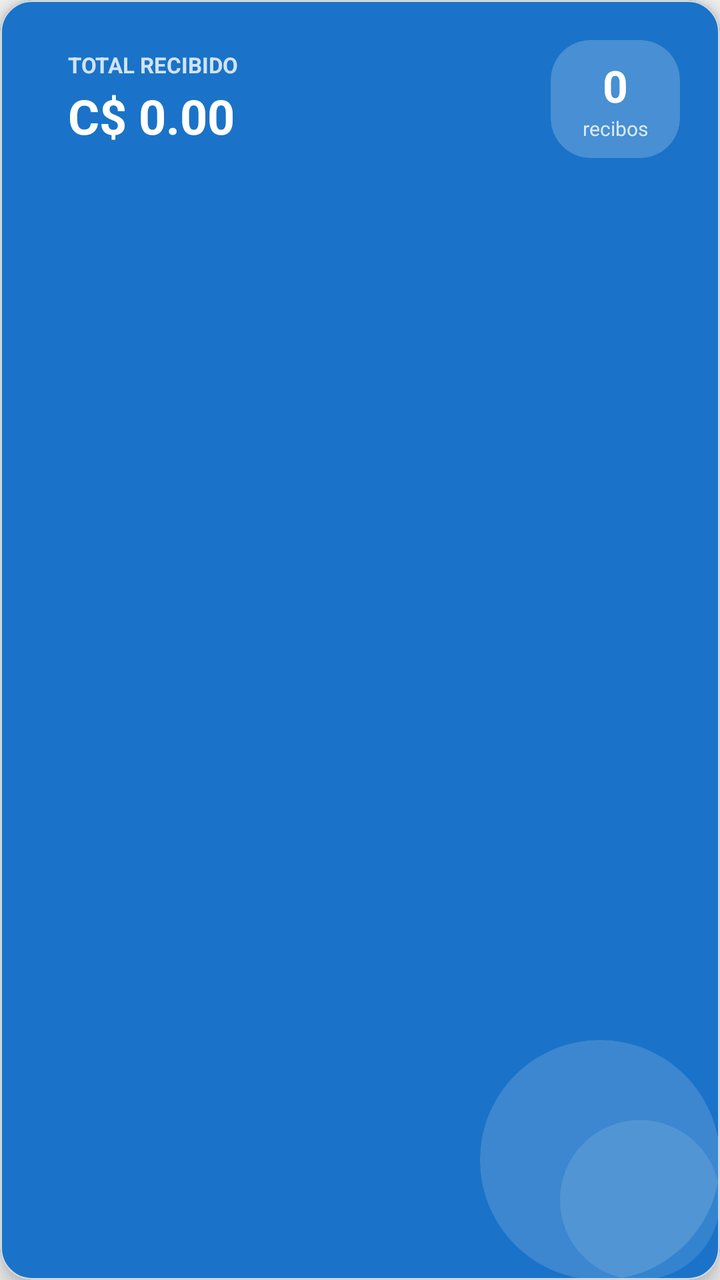
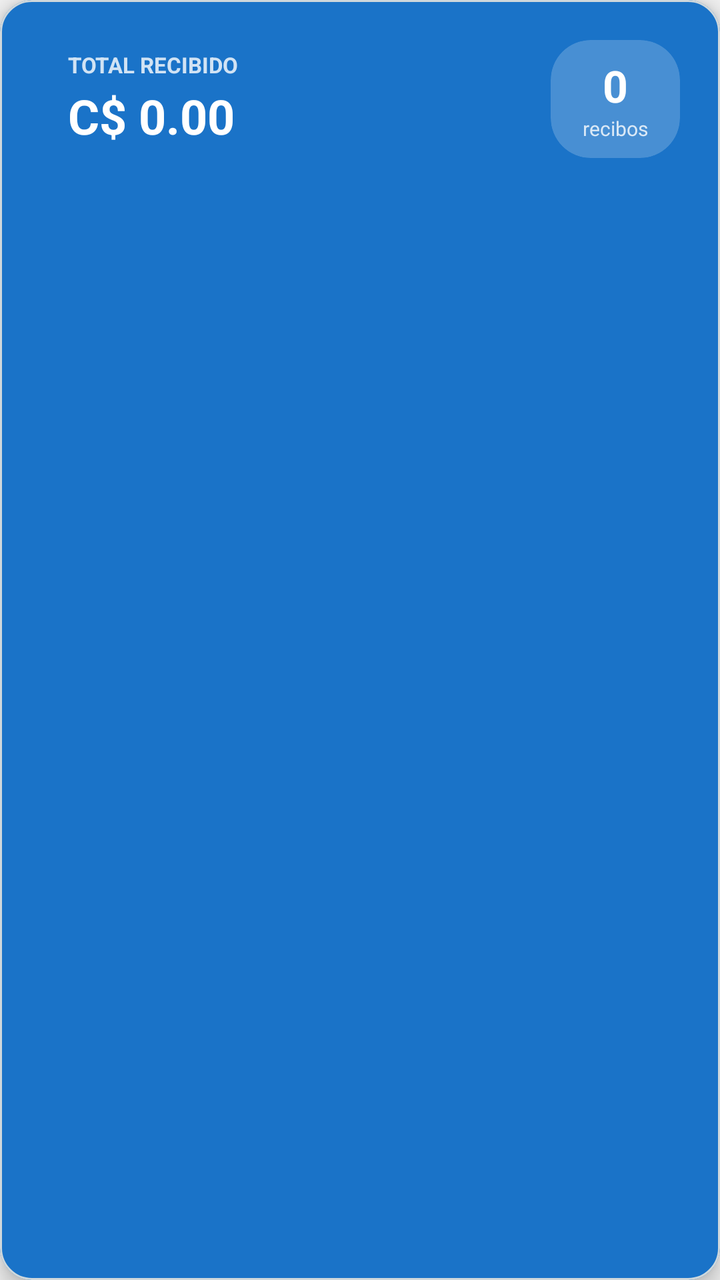

Before-and-after screenshots of an Android layout around one commit, followed by the original layout XML and the change that was made.
<!-- AndroidManifest.xml: application theme Theme.GMV -->
<!-- res/layout/layout_summary_banner.xml -->
<?xml version="1.0" encoding="utf-8"?>
<com.google.android.material.card.MaterialCardView xmlns:android="http://schemas.android.com/apk/res/android"
    xmlns:app="http://schemas.android.com/apk/res-auto"
    android:id="@+id/layout_summary_banner"
    android:layout_width="match_parent"
    android:layout_height="wrap_content"
    android:layout_marginHorizontal="16dp"
    android:layout_marginTop="16dp"
    android:layout_marginBottom="4dp"
    app:cardBackgroundColor="@color/brand_primary"
    app:cardCornerRadius="16dp"
    app:cardElevation="6dp">

    <View
        android:layout_width="120dp"
        android:layout_height="120dp"
        android:layout_gravity="end|bottom"
        android:background="@drawable/shape_circle_white"
        android:alpha="0.15" />

    <View
        android:layout_width="80dp"
        android:layout_height="80dp"
        android:layout_gravity="end|bottom"
        android:background="@drawable/shape_circle_white"
        android:alpha="0.12" />

    <LinearLayout
        android:layout_width="match_parent"
        android:layout_height="wrap_content"
        android:gravity="center_vertical"
        android:orientation="horizontal"
        android:padding="20dp">



        <LinearLayout
            android:layout_width="0dp"
            android:layout_height="wrap_content"
            android:layout_weight="1"
            android:layout_marginStart="14dp"
            android:orientation="vertical">

            <TextView
                android:layout_width="wrap_content"
                android:layout_height="wrap_content"
                android:text="Total Recibido"
                android:textColor="#CCFFFFFF"
                android:textSize="11sp"
                android:textStyle="bold"
                android:textAllCaps="true" />

            <TextView
                android:id="@+id/tvTotalAmount"
                android:layout_width="wrap_content"
                android:layout_height="wrap_content"
                android:text="C$ 0.00"
                android:textColor="@android:color/white"
                android:textSize="24sp"
                android:textStyle="bold"
                android:layout_marginTop="2dp" />
        </LinearLayout>

        <LinearLayout
            android:layout_width="wrap_content"
            android:layout_height="wrap_content"
            android:gravity="center"
            android:orientation="vertical">

            <com.google.android.material.card.MaterialCardView
                android:layout_width="wrap_content"
                android:layout_height="wrap_content"
                app:cardBackgroundColor="#33FFFFFF"
                app:cardCornerRadius="20dp"
                app:cardElevation="0dp"
                app:strokeWidth="0dp">

                <LinearLayout
                    android:layout_width="wrap_content"
                    android:layout_height="wrap_content"
                    android:gravity="center"
                    android:orientation="vertical"
                    android:paddingStart="16dp"
                    android:paddingEnd="16dp"
                    android:paddingTop="8dp"
                    android:paddingBottom="8dp">

                    <TextView
                        android:id="@+id/tvReceiptCount"
                        android:layout_width="wrap_content"
                        android:layout_height="wrap_content"
                        android:text="0"
                        android:textColor="@android:color/white"
                        android:textSize="22sp"
                        android:textStyle="bold" />

                    <TextView
                        android:layout_width="wrap_content"
                        android:layout_height="wrap_content"
                        android:text="recibos"
                        android:textColor="#CCFFFFFF"
                        android:textSize="10sp" />
                </LinearLayout>
            </com.google.android.material.card.MaterialCardView>
        </LinearLayout>
    </LinearLayout>
</com.google.android.material.card.MaterialCardView>
<!-- resources referenced by this layout -->
<resources>
  <color name="brand_primary">#1A73C8</color>
  <!-- drawable shape_circle_white (drawable) -->
  <?xml version="1.0" encoding="utf-8"?>
  <shape xmlns:android="http://schemas.android.com/apk/res/android" android:shape="oval">
      <solid android:color="#FFFFFF" />
  </shape>
  <style name="Theme.GMV" parent="Base.Theme.GMV" />
  <color name="primary">#337AB7</color>
  <color name="on_primary">#FFFFFF</color>
  <color name="primary_container">#D6E4F0</color>
  <color name="on_primary_container">#1A3A5C</color>
  <color name="secondary">#3A539B</color>
  <color name="on_secondary">#FFFFFF</color>
  <color name="secondary_container">#D6DCE8</color>
  <color name="on_secondary_container">#1C2A5C</color>
  <color name="tertiary">#7E57C2</color>
  <color name="on_tertiary">#FFFFFF</color>
  <color name="tertiary_container">#EDE7F6</color>
  <color name="on_tertiary_container">#311B92</color>
  <color name="error">#EF5350</color>
  <color name="on_error">#FFFFFF</color>
  <color name="error_container">#FFEBEE</color>
  <color name="on_error_container">#B71C1C</color>
  <color name="background">#F2F2F2</color>
  <color name="on_background">#000000</color>
  <color name="surface">#E7E7E7</color>
  <color name="on_surface">#000000</color>
  <color name="surface_variant">#D4D4D4</color>
  <color name="on_surface_variant">#535353</color>
  <color name="outline">#B0BEC5</color>
  <color name="outline_variant">#CFD8DC</color>
  <style name="TextAppearance.M3.DisplayMedium">
          <item name="android:textSize">45sp</item>
          <item name="android:letterSpacing">0</item>
          <item name="android:lineHeight">52sp</item>
          <item name="android:fontFamily">sans-serif</item>
      </style>
  <style name="TextAppearance.M3.DisplaySmall">
          <item name="android:textSize">36sp</item>
          <item name="android:letterSpacing">0</item>
          <item name="android:lineHeight">44sp</item>
          <item name="android:fontFamily">sans-serif</item>
      </style>
  <style name="TextAppearance.M3.HeadlineLarge">
          <item name="android:textSize">32sp</item>
          <item name="android:letterSpacing">0</item>
          <item name="android:lineHeight">40sp</item>
          <item name="android:fontFamily">sans-serif</item>
      </style>
  <style name="TextAppearance.M3.HeadlineMedium">
          <item name="android:textSize">28sp</item>
          <item name="android:letterSpacing">0</item>
          <item name="android:lineHeight">36sp</item>
          <item name="android:fontFamily">sans-serif</item>
      </style>
  <style name="TextAppearance.M3.HeadlineSmall">
          <item name="android:textSize">24sp</item>
          <item name="android:letterSpacing">0</item>
          <item name="android:lineHeight">32sp</item>
          <item name="android:fontFamily">sans-serif</item>
      </style>
  <style name="TextAppearance.M3.TitleLarge">
          <item name="android:textSize">22sp</item>
          <item name="android:letterSpacing">0</item>
          <item name="android:lineHeight">28sp</item>
          <item name="android:fontFamily">sans-serif</item>
      </style>
  <style name="TextAppearance.M3.BodyLarge">
          <item name="android:textSize">16sp</item>
          <item name="android:letterSpacing">0.5</item>
          <item name="android:lineHeight">24sp</item>
          <item name="android:fontFamily">sans-serif</item>
      </style>
  <style name="TextAppearance.M3.BodyMedium">
          <item name="android:textSize">14sp</item>
          <item name="android:letterSpacing">0.25</item>
          <item name="android:lineHeight">20sp</item>
          <item name="android:fontFamily">sans-serif</item>
      </style>
  <style name="TextAppearance.M3.BodySmall">
          <item name="android:textSize">12sp</item>
          <item name="android:letterSpacing">0.4</item>
          <item name="android:lineHeight">16sp</item>
          <item name="android:fontFamily">sans-serif</item>
      </style>
  <color name="colorUmkPrimaryDark">#003044</color>
  <!-- unchanged entries left out for length: 7 -->
</resources>

<!-- the commit's change to res/layout/layout_summary_banner.xml (unified diff, before → after) -->
@@ -11,19 +11,6 @@
     app:cardCornerRadius="16dp"
     app:cardElevation="6dp">
 
-    <View
-        android:layout_width="120dp"
-        android:layout_height="120dp"
-        android:layout_gravity="end|bottom"
-        android:background="@drawable/shape_circle_white"
-        android:alpha="0.15" />
-
-    <View
-        android:layout_width="80dp"
-        android:layout_height="80dp"
-        android:layout_gravity="end|bottom"
-        android:background="@drawable/shape_circle_white"
-        android:alpha="0.12" />
 
     <LinearLayout
         android:layout_width="match_parent"
<!-- resource entries referenced after the edit -->
@@ -1,11 +1,6 @@
 <!-- resources referenced by this layout -->
 <resources>
   <color name="brand_primary">#1A73C8</color>
-  <!-- drawable shape_circle_white (drawable) -->
-  <?xml version="1.0" encoding="utf-8"?>
-  <shape xmlns:android="http://schemas.android.com/apk/res/android" android:shape="oval">
-      <solid android:color="#FFFFFF" />
-  </shape>
   <style name="Theme.GMV" parent="Base.Theme.GMV" />
   <color name="primary">#337AB7</color>
   <color name="on_primary">#FFFFFF</color>
